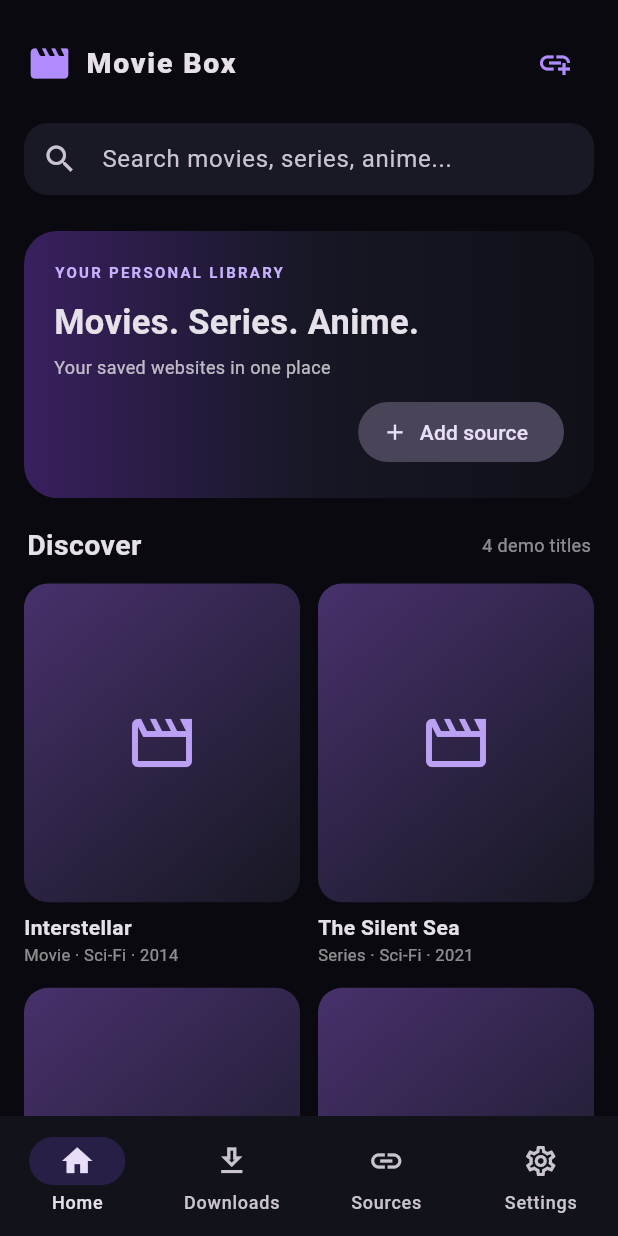
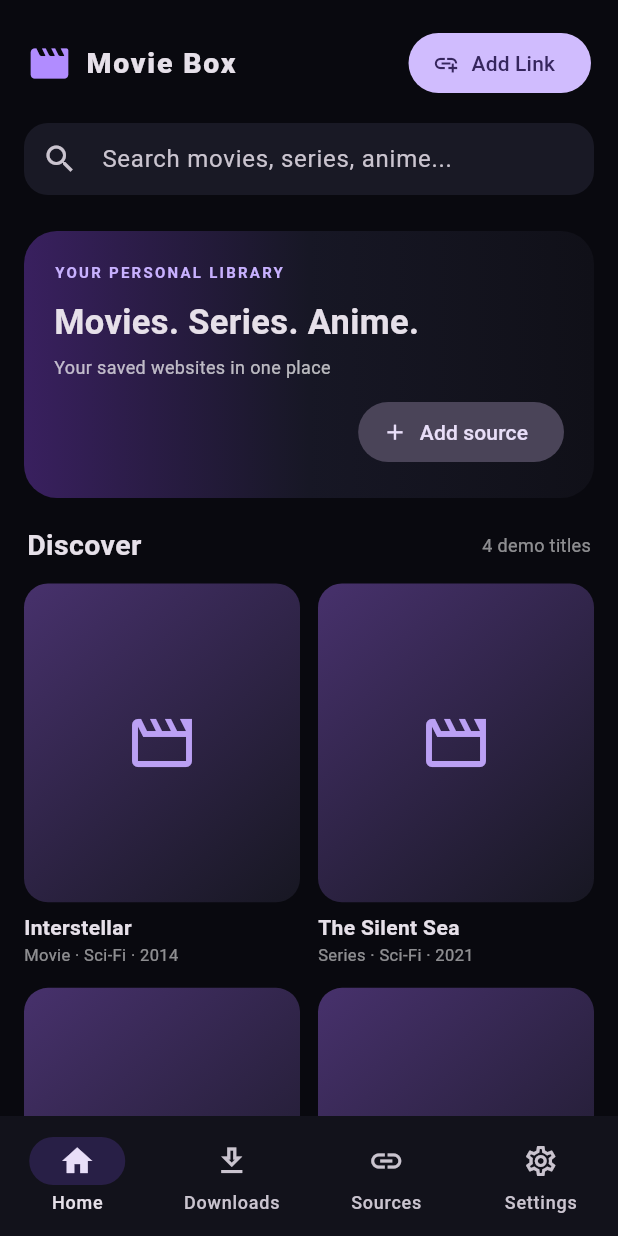
Before and after one commit to mgsamir/MovieBox, a Flutter app: the screen it shows after launch, on a phone screen of 412 x 824 dp. Run offline on Flutter 3.47's test engine with Material 3 defaults, Android fonts, the phone set to English and light mode, and no system bars; our stand-ins replace shared_preferences, supabase_flutter, video_player, webview_flutter; accounts and stored records are empty.

Commit message:
Make Add Link action clearly visible on home screen

```diff
--- a/app/lib/screens/home_screen.dart
+++ b/app/lib/screens/home_screen.dart
@@ -121,7 +121,11 @@ class _HomeScreenState extends State<HomeScreen> {
           const SizedBox(width: 9),
           const Text('Movie Box', style: TextStyle(fontSize: 19, fontWeight: FontWeight.w900, letterSpacing: 1.2)),
           const Spacer(),
-          IconButton(onPressed: _addSource, icon: const Icon(Icons.add_link, color: _accent)),
+          FilledButton.icon(
+            onPressed: _addSource,
+            icon: const Icon(Icons.add_link, size: 18),
+            label: const Text('Add Link'),
+          ),
         ]),
       )),
       SliverToBoxAdapter(child: Padding(
```
